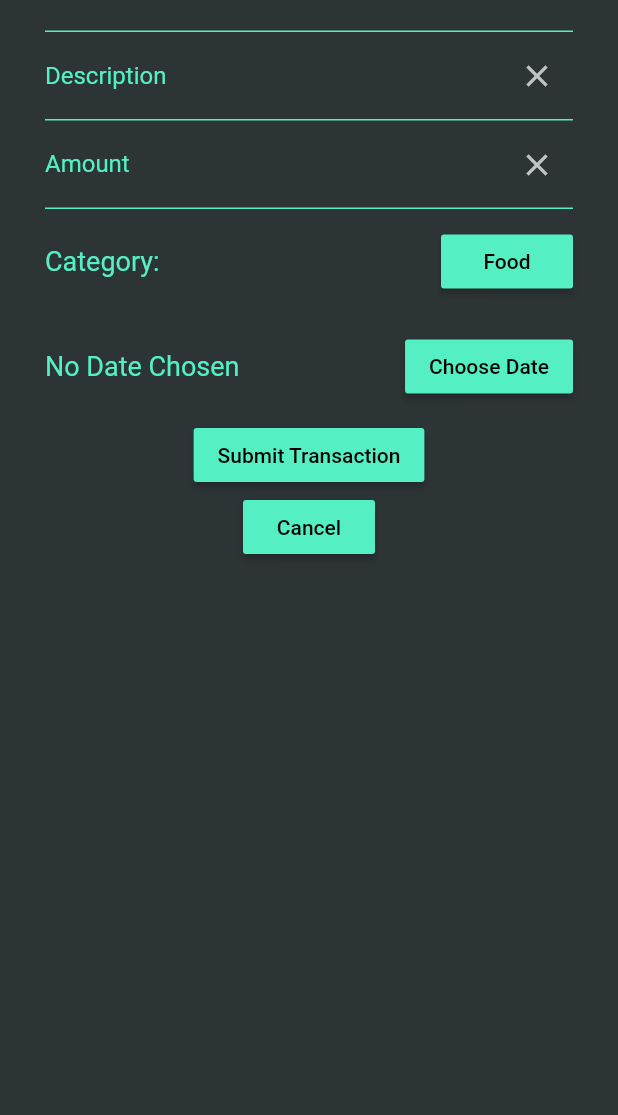
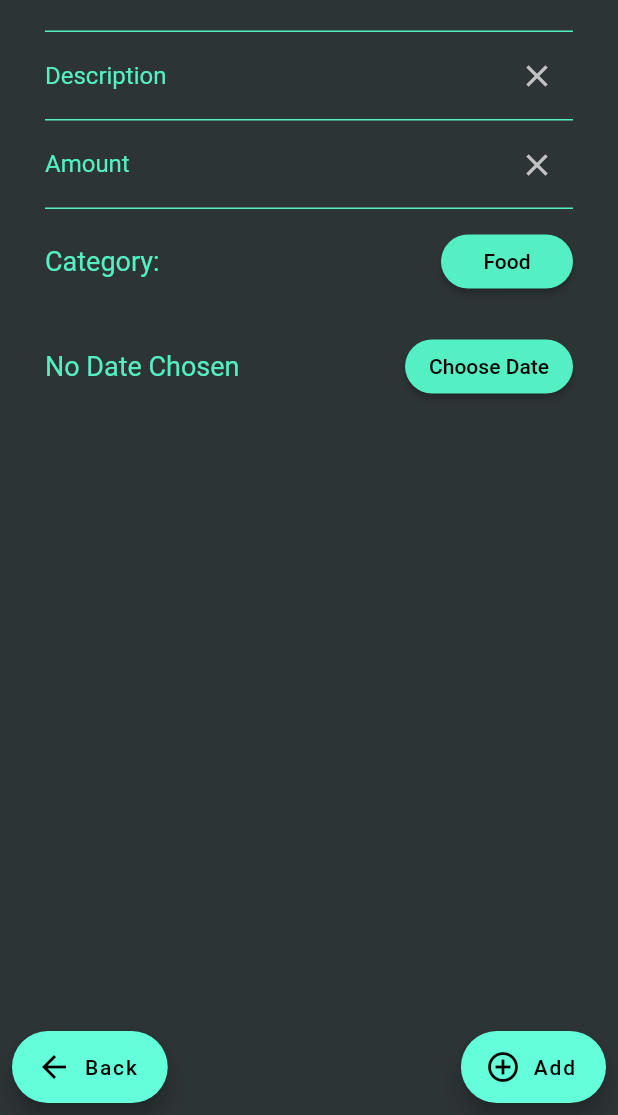
Before and after one commit to joswong13/spending_tracker, a Flutter app: the screen it shows after launch, item 4 of the bottom bar chosen, on a phone screen of 412 x 824 dp, the part 121-1236 px from its top. Run offline on Flutter 3.47's test engine with Material 2 defaults, Android fonts, the phone set to English and light mode, and no system bars; our stand-ins replace cloud_firestore, sqflite; accounts and stored records are empty.

```diff
--- a/lib/UI/Views/AddExpenseView/AddTransactionView.dart
+++ b/lib/UI/Views/AddExpenseView/AddTransactionView.dart
@@ -184,6 +184,11 @@ class _TransactionScreenState extends State<TransactionScreen> {
                           _category,
                           style: TextStyle(color: Colors.black),
                         ),
+                        shape: RoundedRectangleBorder(
+                          borderRadius: BorderRadius.all(
+                            Radius.circular(30),
+                          ),
+                        ),
                         onPressed: () {
                           categoryDialog(context).then((String resp) {
                             _setCategoryState(resp);
@@ -212,6 +217,11 @@ class _TransactionScreenState extends State<TransactionScreen> {
                           'Choose Date',
                           style: TextStyle(color: Colors.black),
                         ),
+                        shape: RoundedRectangleBorder(
+                          borderRadius: BorderRadius.all(
+                            Radius.circular(30),
+                          ),
+                        ),
                         onPressed: () {
                           presentDatePicker(context, _selectedDate).then((DateTime resp) {
                             setState(() {
@@ -223,12 +233,35 @@ class _TransactionScreenState extends State<TransactionScreen> {
                     ],
                   ),
                 ),
-                RaisedButton(
-                  color: Theme.of(context).primaryColor,
-                  child: Text(
-                    'Submit Transaction',
-                    style: TextStyle(color: Colors.black),
+                _errorMessage()
+              ],
             ),
+          ),
+        ),
+      ),
+      floatingActionButtonLocation: FloatingActionButtonLocation.centerDocked,
+      floatingActionButton: Padding(
+        padding: const EdgeInsets.all(8.0),
+        child: Row(
+          mainAxisAlignment: MainAxisAlignment.spaceBetween,
+          children: <Widget>[
+            FloatingActionButton.extended(
+              heroTag: "backButton",
+              icon: Icon(Icons.arrow_back),
+              label: _transactionAdded ? Text("Done") : Text("Back"),
+              onPressed: () async {
+                if (_transactionAdded) {
+                  await monthData.refreshTransactions();
+                  Navigator.pop(context);
+                } else {
+                  Navigator.pop(context);
+                }
+              },
+            ),
+            FloatingActionButton.extended(
+              heroTag: "addButton",
+              icon: Icon(Icons.add_circle_outline),
+              label: Text("Add"),
               onPressed: () {
                 bool checkValue = _checkValidFields();
                 if (checkValue) {
@@ -241,32 +274,7 @@ class _TransactionScreenState extends State<TransactionScreen> {
                 }
               },
             ),
-                _transactionAdded
-                    ? RaisedButton(
-                        color: Theme.of(context).primaryColor,
-                        child: Text(
-                          'Done',
-                          style: TextStyle(color: Colors.black),
-                        ),
-                        onPressed: () async {
-                          await monthData.refreshTransactions();
-                          Navigator.pop(context);
-                        },
-                      )
-                    : RaisedButton(
-                        color: Theme.of(context).primaryColor,
-                        child: Text(
-                          'Cancel',
-                          style: TextStyle(color: Colors.black),
-                        ),
-                        onPressed: () async {
-                          Navigator.pop(context);
-                        },
-                      ),
-                _errorMessage()
           ],
-            ),
-          ),
         ),
       ),
     );
--- a/lib/UI/Widgets/MonthlyOverview/CategoryCard.dart
+++ b/lib/UI/Widgets/MonthlyOverview/CategoryCard.dart
@@ -22,7 +22,7 @@ class CategoryCard extends StatelessWidget {
             Navigator.push(
               context,
               MaterialPageRoute(builder: (_) {
-                return CategoryTransactionView(resp, _category);
+                return CategoryTransactionView(resp, _category, _amount);
               }),
             );
           });
@@ -45,7 +45,7 @@ class CategoryCard extends StatelessWidget {
                 style: TextStyle(fontSize: 24),
               ),
               Text(
-                _amount.toString(),
+                "\$" + _amount.toString(),
                 style: TextStyle(fontSize: 24),
               ),
             ],
```
Also changed, not shown: lib/Core/ViewModels/MonthProvider.dart (+4 -3 lines), lib/UI/Views/CategoryTransactionView/CategoryTransactionView.dart (+25 -5 lines), lib/UI/Views/EditDeleteView/EditDeleteTransactionView.dart (+48 -40 lines). Lines whose indentation alone changed are shown as unchanged.
